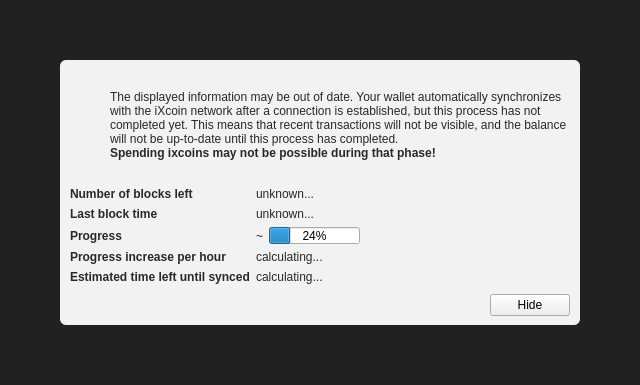
First picture: the form in src/qt/forms/modaloverlay.ui, repository IXCore/IXCoin, before the edit.
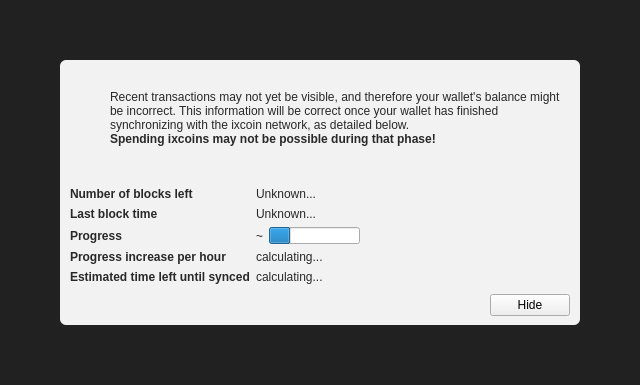
Second picture: the form after the edit. Icons and pictures are not drawn. Custom widgets are drawn as their Qt base class.

Patch:
```diff
--- a/src/qt/forms/modaloverlay.ui
+++ b/src/qt/forms/modaloverlay.ui
@@ -130,7 +130,7 @@
              <item>
               <widget class="QLabel" name="infoText">
                <property name="text">
-                <string>The displayed information may be out of date. Your wallet automatically synchronizes with the iXcoin network after a connection is established, but this process has not completed yet. This means that recent transactions will not be visible, and the balance will not be up-to-date until this process has completed.</string>
+                <string>Recent transactions may not yet be visible, and therefore your wallet's balance might be incorrect. This information will be correct once your wallet has finished synchronizing with the ixcoin network, as detailed below.</string>
                </property>
                <property name="textFormat">
                 <enum>Qt::RichText</enum>
@@ -219,7 +219,7 @@
            <item row="0" column="1">
             <widget class="QLabel" name="numberOfBlocksLeft">
              <property name="text">
-              <string>unknown...</string>
+              <string>Unknown...</string>
              </property>
             </widget>
            </item>
@@ -245,7 +245,7 @@
               </sizepolicy>
              </property>
              <property name="text">
-              <string>unknown...</string>
+              <string>Unknown...</string>
              </property>
             </widget>
            </item>
@@ -276,6 +276,9 @@
                <property name="value">
                 <number>24</number>
                </property>
+               <property name="format">
+                <string/>
+               </property>
               </widget>
              </item>
             </layout>
```
Left out of the diff: 4 changed lines with no effect on the pictures.
